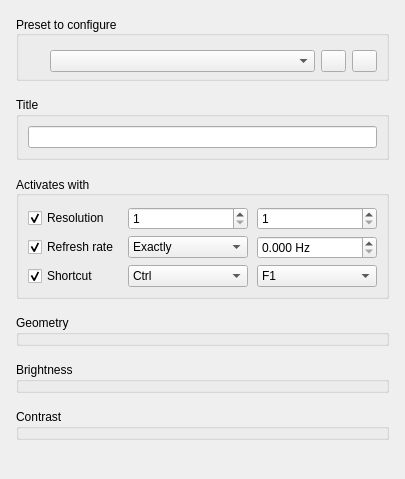
Before: the Qt Designer form src/display/qt/windows/ControlPanel/VideoPresets.ui in mrehkopf/vcs, drawn with Qt 5.
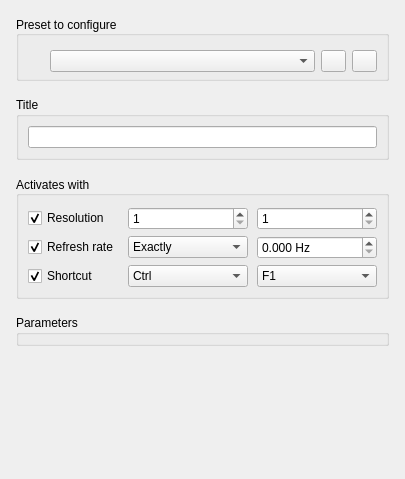
After: the same form once the commit is applied. Icons and pictures are not drawn. Custom widgets are drawn as their Qt base class.

Commit message: ui/analog-presets: Merge parameters into one group box

What changed in the file:
```diff
--- a/src/display/qt/windows/ControlPanel/VideoPresets.ui
+++ b/src/display/qt/windows/ControlPanel/VideoPresets.ui
@@ -45,8 +45,8 @@
        <rect>
         <x>0</x>
         <y>0</y>
-        <width>391</width>
-        <height>501</height>
+        <width>405</width>
+        <height>479</height>
        </rect>
       </property>
       <layout class="QVBoxLayout" name="verticalLayout">
@@ -513,21 +513,7 @@
           </sizepolicy>
          </property>
          <property name="title">
-          <string>Geometry</string>
-         </property>
-        </widget>
-       </item>
-       <item>
-        <widget class="ParameterGrid" name="parameterGrid_brightness">
-         <property name="title">
-          <string>Brightness</string>
-         </property>
-        </widget>
-       </item>
-       <item>
-        <widget class="ParameterGrid" name="parameterGrid_contrast">
-         <property name="title">
-          <string>Contrast</string>
+          <string>Parameters</string>
          </property>
         </widget>
        </item>
```
Left out of the diff: 2 changed lines with no effect on the pictures. The commit also changes 4 other files.
